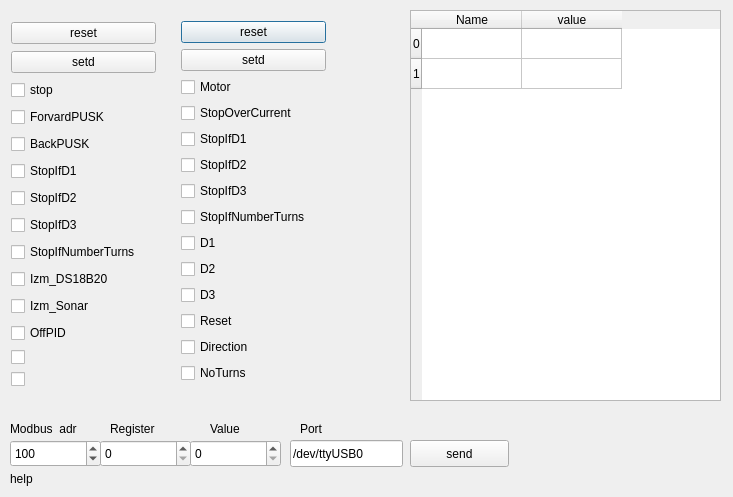
Old version of the form dialog.ui in the repository Wiha77/modbusctl.
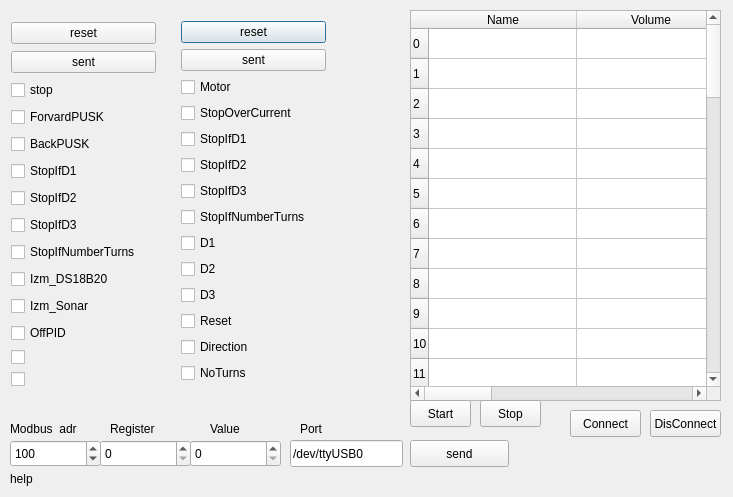
New version of the form.

Patch:
```diff
--- a/dialog.ui
+++ b/dialog.ui
@@ -22,6 +22,15 @@
      <height>391</height>
     </rect>
    </property>
+   <property name="rowCount">
+    <number>53</number>
+   </property>
+   <property name="columnCount">
+    <number>4</number>
+   </property>
+   <attribute name="horizontalHeaderDefaultSectionSize">
+    <number>148</number>
+   </attribute>
    <row>
     <property name="text">
      <string>0</string>
@@ -32,6 +41,153 @@
      <string>1</string>
     </property>
    </row>
+   <row>
+    <property name="text">
+     <string>2</string>
+    </property>
+   </row>
+   <row>
+    <property name="text">
+     <string>3</string>
+    </property>
+   </row>
+   <row>
+    <property name="text">
+     <string>4</string>
+    </property>
+   </row>
+   <row>
+    <property name="text">
+     <string>5</string>
+    </property>
+   </row>
+   <row>
+    <property name="text">
+     <string>6</string>
+    </property>
+   </row>
+   <row>
+    <property name="text">
+     <string>7</string>
+    </property>
+   </row>
+   <row>
+    <property name="text">
+     <string>8</string>
+    </property>
+   </row>
+   <row>
+    <property name="text">
+     <string>9</string>
+    </property>
+   </row>
+   <row>
+    <property name="text">
+     <string>10</string>
+    </property>
+   </row>
+   <row>
+    <property name="text">
+     <string>11</string>
+    </property>
+   </row>
+   <row>
+    <property name="text">
+     <string>12</string>
+    </property>
+   </row>
+   <row>
+    <property name="text">
+     <string>13</string>
+    </property>
+   </row>
+   <row>
+    <property name="text">
+     <string>14</string>
+    </property>
+   </row>
+   <row>
+    <property name="text">
+     <string>15</string>
+    </property>
+   </row>
+   <row>
+    <property name="text">
+     <string>16</string>
+    </property>
+   </row>
+   <row>
+    <property name="text">
+     <string>17</string>
+    </property>
+   </row>
+   <row>
+    <property name="text">
+     <string>18</string>
+    </property>
+   </row>
+   <row>
+    <property name="text">
+     <string>19</string>
+    </property>
+   </row>
+   <row>
+    <property name="text">
+     <string>20</string>
+    </property>
+   </row>
+   <row>
+    <property name="text">
+     <string>21</string>
+    </property>
+   </row>
+   <row>
+    <property name="text">
+     <string>22</string>
+    </property>
+   </row>
+   <row>
+    <property name="text">
+     <string>23</string>
+    </property>
+   </row>
+   <row>
+    <property name="text">
+     <string>24</string>
+    </property>
+   </row>
+   <row>
+    <property name="text">
+     <string>26</string>
+    </property>
+   </row>
+   <row/>
+   <row/>
+   <row/>
+   <row/>
+   <row/>
+   <row/>
+   <row/>
+   <row/>
+   <row/>
+   <row/>
+   <row/>
+   <row/>
+   <row/>
+   <row/>
+   <row/>
+   <row/>
+   <row/>
+   <row/>
+   <row/>
+   <row/>
+   <row/>
+   <row/>
+   <row/>
+   <row/>
+   <row/>
+   <row/>
+   <row/>
    <column>
     <property name="text">
      <string>Name</string>
@@ -39,9 +195,11 @@
    </column>
    <column>
     <property name="text">
-     <string>value</string>
+     <string>Volume</string>
     </property>
    </column>
+   <column/>
+   <column/>
   </widget>
   <widget class="QWidget" name="verticalLayoutWidget_2">
    <property name="geometry">
@@ -63,7 +221,7 @@
     <item>
      <widget class="QPushButton" name="pushButton_rs">
       <property name="text">
-       <string>setd</string>
+       <string>sent</string>
       </property>
      </widget>
     </item>
@@ -173,7 +331,7 @@
     <item>
      <widget class="QPushButton" name="pushButton_ks">
       <property name="text">
-       <string>setd</string>
+       <string>sent</string>
       </property>
      </widget>
     </item>
@@ -409,21 +567,58 @@
     <string>help</string>
    </property>
   </widget>
-  <zorder>tableWidget</zorder>
-  <zorder>verticalLayoutWidget_2</zorder>
-  <zorder>verticalLayoutWidget</zorder>
-  <zorder>checkBox_k12</zorder>
-  <zorder>checkBox_k4</zorder>
-  <zorder>spinBox_adr</zorder>
-  <zorder>label</zorder>
-  <zorder>label_2</zorder>
-  <zorder>spinBox_Reg</zorder>
-  <zorder>label_3</zorder>
-  <zorder>spinBox_Val</zorder>
-  <zorder>pushButton</zorder>
-  <zorder>lineEdit</zorder>
-  <zorder>label_4</zorder>
-  <zorder>label_help</zorder>
+  <widget class="QPushButton" name="pushButton_con">
+   <property name="geometry">
+    <rect>
+     <x>570</x>
+     <y>410</y>
+     <width>71</width>
+     <height>27</height>
+    </rect>
+   </property>
+   <property name="text">
+    <string>Connect</string>
+   </property>
+  </widget>
+  <widget class="QPushButton" name="pushButton_discon">
+   <property name="geometry">
+    <rect>
+     <x>650</x>
+     <y>410</y>
+     <width>71</width>
+     <height>27</height>
+    </rect>
+   </property>
+   <property name="text">
+    <string>DisConnect</string>
+   </property>
+  </widget>
+  <widget class="QPushButton" name="pushButton_start">
+   <property name="geometry">
+    <rect>
+     <x>410</x>
+     <y>400</y>
+     <width>61</width>
+     <height>27</height>
+    </rect>
+   </property>
+   <property name="text">
+    <string>Start</string>
+   </property>
+  </widget>
+  <widget class="QPushButton" name="pushButton_stop">
+   <property name="geometry">
+    <rect>
+     <x>480</x>
+     <y>400</y>
+     <width>61</width>
+     <height>27</height>
+    </rect>
+   </property>
+   <property name="text">
+    <string>Stop</string>
+   </property>
+  </widget>
  </widget>
  <layoutdefault spacing="6" margin="11"/>
  <resources/>
```
Left out of the diff: 6 changed lines with no effect on the pictures.
